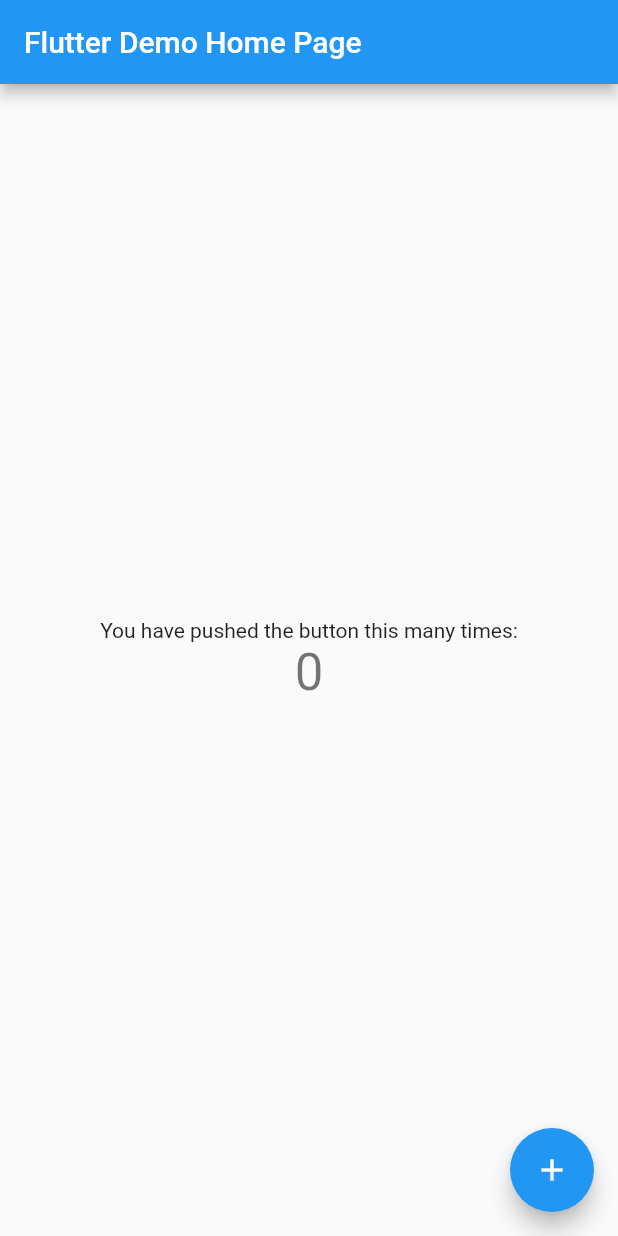
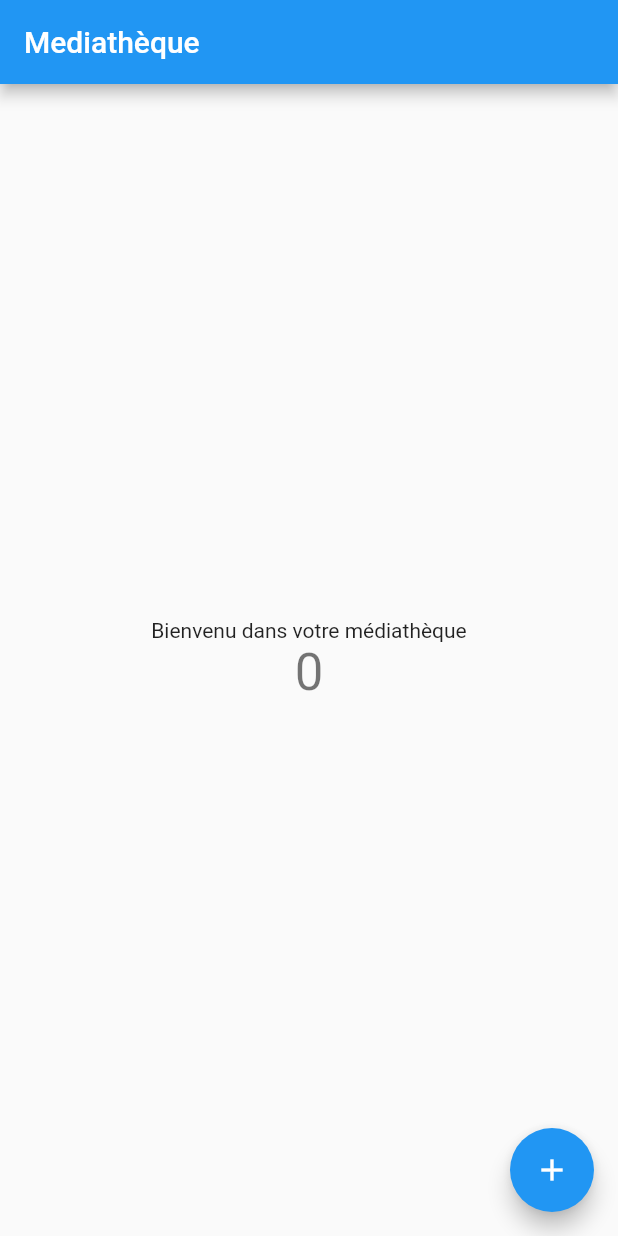
Before and after one commit to Lyrye/AMSE_Tp1, a Flutter app: the screen it shows after launch, on a phone screen of 412 x 824 dp. Run offline on Flutter 3.47's test engine with Material 2 defaults, Android fonts, the phone set to English and light mode, and no system bars.

Commit message:
Update graphique

```diff
--- a/lib/main.dart
+++ b/lib/main.dart
@@ -11,22 +11,12 @@
     return MaterialApp(
       title: 'Flutter Demo',
       theme: ThemeData(
-        // This is the theme of your application.
-        //
-        // Try running your application with "flutter run". You'll see the
-        // application has a blue toolbar. Then, without quitting the app, try
-        // changing the primarySwatch below to Colors.green and then invoke
-        // "hot reload" (press "r" in the console where you ran "flutter run",
-        // or simply save your changes to "hot reload" in a Flutter IDE).
-        // Notice that the counter didn't reset back to zero; the application
-        // is not restarted.
+
         primarySwatch: Colors.blue,
-        // This makes the visual density adapt to the platform that you run
-        // the app on. For desktop platforms, the controls will be smaller and
-        // closer together (more dense) than on mobile platforms.
+
         visualDensity: VisualDensity.adaptivePlatformDensity,
       ),
-      home: MyHomePage(title: 'Flutter Demo Home Page'),
+      home: MyHomePage(title: 'Mediathèque'),
     );
   }
 }
@@ -34,14 +24,6 @@
 class MyHomePage extends StatefulWidget {
   MyHomePage({Key key, this.title}) : super(key: key);
 
-  // This widget is the home page of your application. It is stateful, meaning
-  // that it has a State object (defined below) that contains fields that affect
-  // how it looks.
-
-  // This class is the configuration for the state. It holds the values (in this
-  // case the title) provided by the parent (in this case the App widget) and
-  // used by the build method of the State. Fields in a Widget subclass are
-  // always marked "final".
 
   final String title;
 
@@ -54,51 +36,23 @@
 
   void _incrementCounter() {
     setState(() {
-      // This call to setState tells the Flutter framework that something has
-      // changed in this State, which causes it to rerun the build method below
-      // so that the display can reflect the updated values. If we changed
-      // _counter without calling setState(), then the build method would not be
-      // called again, and so nothing would appear to happen.
       _counter++;
     });
   }
 
   @override
   Widget build(BuildContext context) {
-    // This method is rerun every time setState is called, for instance as done
-    // by the _incrementCounter method above.
-    //
-    // The Flutter framework has been optimized to make rerunning build methods
-    // fast, so that you can just rebuild anything that needs updating rather
-    // than having to individually change instances of widgets.
     return Scaffold(
       appBar: AppBar(
-        // Here we take the value from the MyHomePage object that was created by
-        // the App.build method, and use it to set our appbar title.
         title: Text(widget.title),
       ),
       body: Center(
-        // Center is a layout widget. It takes a single child and positions it
-        // in the middle of the parent.
+
         child: Column(
-          // Column is also a layout widget. It takes a list of children and
-          // arranges them vertically. By default, it sizes itself to fit its
-          // children horizontally, and tries to be as tall as its parent.
-          //
-          // Invoke "debug painting" (press "p" in the console, choose the
-          // "Toggle Debug Paint" action from the Flutter Inspector in Android
-          // Studio, or the "Toggle Debug Paint" command in Visual Studio Code)
-          // to see the wireframe for each widget.
-          //
-          // Column has various properties to control how it sizes itself and
-          // how it positions its children. Here we use mainAxisAlignment to
-          // center the children vertically; the main axis here is the vertical
-          // axis because Columns are vertical (the cross axis would be
-          // horizontal).
           mainAxisAlignment: MainAxisAlignment.center,
           children: <Widget>[
             Text(
-              'You have pushed the button this many times:',
+              'Bienvenu dans votre médiathèque',
             ),
             Text(
               '$_counter',
@@ -108,8 +62,6 @@
         ),
       ),
       floatingActionButton: FloatingActionButton(
-        onPressed: _incrementCounter,
-        tooltip: 'Increment',
         child: Icon(Icons.add),
       ), // This trailing comma makes auto-formatting nicer for build methods.
     );
```
Also changed, not shown: 1 other file.
